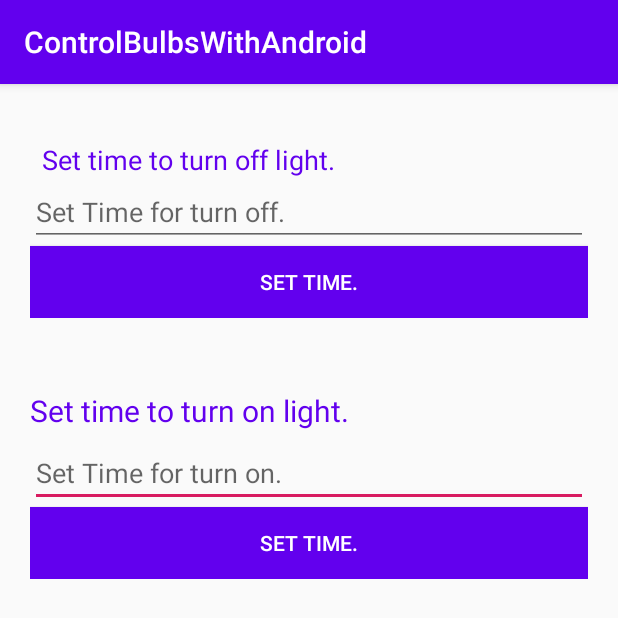
After one commit to sukumDev123/ControlBulbsWithAndroid, an Android app: the fragment SetTime shown on its own in the app's theme, on a phone screen of 412 x 824 dp. The commit adds this screen. Shown: the top 618 px of the screen. Run offline under Robolectric (Android 15) with nearby library versions, the phone set to English and light mode, and no system bars.

Commit message:
Add file for set time

```diff
--- /dev/null
+++ b/app/src/main/java/android/bulbs/sukumandroid/controlbulbswithandroid/SetTime.kt
@@ -0,0 +1,21 @@
+package android.bulbs.sukumandroid.controlbulbswithandroid
+
+
+import android.os.Bundle
+import androidx.fragment.app.Fragment
+import android.view.LayoutInflater
+import android.view.View
+import android.view.ViewGroup
+
+
+
+class SetTime : Fragment() {
+
+    override fun onCreateView(inflater: LayoutInflater, container: ViewGroup?,
+                              savedInstanceState: Bundle?): View? {
+        // Inflate the layout for this fragment
+        return inflater.inflate(R.layout.fragment_set_time, container, false)
+    }
+
+
+}
--- a/app/src/main/java/android/bulbs/sukumandroid/controlbulbswithandroid/bulbs/modules/adpter/BulbHolder.kt
+++ b/app/src/main/java/android/bulbs/sukumandroid/controlbulbswithandroid/bulbs/modules/adpter/BulbHolder.kt
@@ -17,7 +17,6 @@ class BulbHolder( override val containerView: View) : RecyclerView.ViewHolder(co
     fun setOnSwitchListener(listener: View.OnClickListener) {
         itemOn?.setOnClickListener(listener)
     }
-
     fun openOrNot(status : Int) {
         if(status == 0) {
             cardViewBulb?.imageView?.setImageResource(R.drawable.ic_lightbulb_outline_black_24dp)
--- a/app/src/main/java/android/bulbs/sukumandroid/controlbulbswithandroid/bulbs/modules/adpter/BulbListAdpter.kt
+++ b/app/src/main/java/android/bulbs/sukumandroid/controlbulbswithandroid/bulbs/modules/adpter/BulbListAdpter.kt
@@ -8,7 +8,7 @@ import android.view.LayoutInflater
 import android.view.View
 import android.view.ViewGroup
 
-class BulbListAdpter(val activity: MainActivity)  : RecyclerView.Adapter<BulbHolder>() {
+class BulbListAdpter()  : RecyclerView.Adapter<BulbHolder>() {
     private var bulbsList: List<BulbsModel>? = null
     private var listener: Listener? = null
     override fun onCreateViewHolder(parent: ViewGroup, p1: Int): BulbHolder  = BulbHolder(LayoutInflater.from(parent.context).inflate(R.layout.activity_bulbs_list , parent, false))
--- a/app/src/main/java/android/bulbs/sukumandroid/controlbulbswithandroid/bulbs/modules/logic/MoreControl.kt
+++ b/app/src/main/java/android/bulbs/sukumandroid/controlbulbswithandroid/bulbs/modules/logic/MoreControl.kt
@@ -29,7 +29,7 @@ class MoreControl   {
     }
     fun getTimeToTimeOut(date : Date) =   Date(Date().time + Date().time - date.time).time
     fun setTimeStart(date : Long) : String {
-        var dateSelect = Date(Date().time + Date().time - Date(date).time).time - Date(Date(date).time).time
+        var dateSelect = Date().time - Date(Date(date).time).time
         if(dateSelect > 0) {
             dateSelect /= 1000
             var dateDouble : Double  = dateSelect.toDouble()
--- a/app/src/main/java/android/bulbs/sukumandroid/controlbulbswithandroid/bulbs/modules/models/BulbsModel.kt
+++ b/app/src/main/java/android/bulbs/sukumandroid/controlbulbswithandroid/bulbs/modules/models/BulbsModel.kt
@@ -1,3 +1,3 @@
 package android.bulbs.sukumandroid.controlbulbswithandroid.bulbs.modules.models
 
-data class BulbsModel(var nameBulb: String = "" , var statusBulb : Int = 0 , var pinMode: String = "" , var key : String = "" , var createAt : Long = 0)
+data class BulbsModel(var nameBulb: String = "" , var statusBulb : Int = 0 , var pinMode: String = "" , var key : String = "" , var createAt : Long = 0 , val setClose : Boolean = false , val setOpen : Boolean = false , val timeStart : Long = 0 , val timeClose: Long = 0)
--- a/app/src/main/java/android/bulbs/sukumandroid/controlbulbswithandroid/bulbs/modules/views/ListOfBulb.kt
+++ b/app/src/main/java/android/bulbs/sukumandroid/controlbulbswithandroid/bulbs/modules/views/ListOfBulb.kt
@@ -39,7 +39,7 @@ class ListOfBulb : Fragment() {
     override fun onViewCreated(view: View, savedInstanceState: Bundle?) {
         super.onViewCreated(view, savedInstanceState)
         showLoading()
-        adpter = BulbListAdpter(MainActivity())
+        adpter = BulbListAdpter()
         bulbRecyclerView?.layoutManager = GridLayoutManager(context , 2)
         bulbRecyclerView?.adapter = adpter
         getObserFromFireBase()
--- a/app/src/main/java/android/bulbs/sukumandroid/controlbulbswithandroid/bulbs/modules/views/MainActivity.kt
+++ b/app/src/main/java/android/bulbs/sukumandroid/controlbulbswithandroid/bulbs/modules/views/MainActivity.kt
@@ -39,6 +39,10 @@ class MainActivity : AppCompatActivity() {
                     createShowFrag(CreateNewBulb())
                     true
                 }
+                R.id.item_recent3 -> {
+                    createShowFrag(MoreOption())
+                    true
+                }
 
                 else -> false
             }
--- /dev/null
+++ b/app/src/main/res/drawable/shape_menu.xml
@@ -0,0 +1,5 @@
+<?xml version="1.0" encoding="utf-8"?>
+<shape xmlns:android="http://schemas.android.com/apk/res/android">
+    <solid android:color="@color/fontColor"  />
+    <stroke android:width="2dp" android:color="#000" />
+</shape>
--- /dev/null
+++ b/app/src/main/res/layout/fragment_set_time.xml
@@ -0,0 +1,85 @@
+<?xml version="1.0" encoding="utf-8"?>
+<androidx.constraintlayout.widget.ConstraintLayout xmlns:android="http://schemas.android.com/apk/res/android"
+    xmlns:app="http://schemas.android.com/apk/res-auto"
+    xmlns:tools="http://schemas.android.com/tools"
+    android:layout_width="match_parent"
+    android:layout_height="match_parent"
+    tools:context=".SetTime"
+    tools:layout_editor_absoluteY="81dp">
+
+    <!-- TODO: Update blank fragment layout -->
+    <LinearLayout
+        android:id="@+id/linearF1"
+
+        android:layout_width="0dp"
+        android:layout_height="wrap_content"
+        android:layout_marginTop="8dp"
+        android:orientation="vertical"
+        android:padding="20dp"
+        app:layout_constraintEnd_toEndOf="parent"
+        app:layout_constraintStart_toStartOf="parent"
+        app:layout_constraintTop_toBottomOf="@+id/linearF2">
+
+        <TextView
+            android:id="@+id/openNow"
+            android:layout_width="match_parent"
+            android:layout_height="wrap_content"
+            android:layout_marginBottom="5dp"
+            android:text="Set time to turn on light."
+            android:textColor="@color/colorPrimary"
+            android:textSize="20dp" />
+
+        <EditText
+            android:id="@+id/editTextTimeOn"
+            android:layout_width="match_parent"
+            android:layout_height="wrap_content"
+            android:hint="Set Time for turn on." />
+
+        <Button
+            android:id="@+id/setTimeOn"
+            android:layout_width="match_parent"
+            android:layout_height="wrap_content"
+            android:background="@color/colorPrimary"
+            android:text="Set time."
+            android:textColor="@color/fontColor" />
+
+    </LinearLayout>
+
+    <LinearLayout
+        android:id="@+id/linearF2"
+
+        android:layout_width="0dp"
+        android:layout_height="wrap_content"
+        android:orientation="vertical"
+        android:padding="20dp"
+        app:layout_constraintEnd_toEndOf="parent"
+        app:layout_constraintStart_toStartOf="parent"
+        app:layout_constraintTop_toTopOf="parent">
+
+        <TextView
+            android:id="@+id/turnOn"
+            android:layout_width="match_parent"
+            android:layout_height="wrap_content"
+            android:layout_marginStart="8dp"
+            android:layout_marginTop="18dp"
+            android:layout_marginEnd="8dp"
+            android:text="Set time to turn off light."
+            android:textColor="@color/colorPrimary"
+            android:textSize="18dp" />
+
+        <EditText
+            android:id="@+id/editTextTimeOff"
+            android:layout_width="match_parent"
+            android:layout_height="wrap_content"
+            android:hint="Set Time for turn off." />
+
+        <Button
+            android:id="@+id/setTimeOff"
+            android:layout_width="match_parent"
+            android:layout_height="wrap_content"
+            android:background="@color/colorPrimary"
+            android:text="Set time."
+            android:textColor="@color/fontColor" />
+    </LinearLayout>
+
+</androidx.constraintlayout.widget.ConstraintLayout>
```
Also changed, not shown: app/src/main/java/android/bulbs/sukumandroid/controlbulbswithandroid/bulbs/modules/views/MoreOption.kt (+29 -1 lines), app/src/main/res/layout/fragment_more_option.xml (+15 -7 lines).
